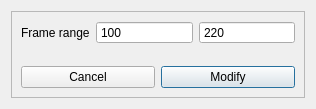
First picture: the form in App/ui_files/modify_range_dialog.ui, repository Wizard-collab/Wizard, before the edit.
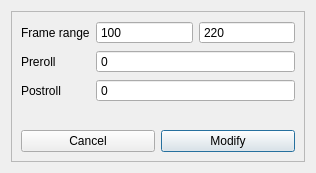
Second picture: the form after the edit.

Commit message: preroll - postroll added

Diff of the .ui file:
```diff
--- a/App/ui_files/modify_range_dialog.ui
+++ b/App/ui_files/modify_range_dialog.ui
@@ -7,7 +7,7 @@
     <x>0</x>
     <y>0</y>
     <width>316</width>
-    <height>109</height>
+    <height>173</height>
    </rect>
   </property>
   <property name="windowTitle">
@@ -68,6 +68,40 @@
           </item>
          </layout>
         </item>
+        <item row="1" column="0">
+         <widget class="QLabel" name="label">
+          <property name="text">
+           <string>Preroll</string>
+          </property>
+         </widget>
+        </item>
+        <item row="1" column="1">
+         <widget class="QSpinBox" name="preroll_spinBox">
+          <property name="buttonSymbols">
+           <enum>QAbstractSpinBox::NoButtons</enum>
+          </property>
+          <property name="maximum">
+           <number>1000</number>
+          </property>
+         </widget>
+        </item>
+        <item row="2" column="0">
+         <widget class="QLabel" name="label_3">
+          <property name="text">
+           <string>Postroll</string>
+          </property>
+         </widget>
+        </item>
+        <item row="2" column="1">
+         <widget class="QSpinBox" name="postroll_spinBox">
+          <property name="buttonSymbols">
+           <enum>QAbstractSpinBox::NoButtons</enum>
+          </property>
+          <property name="maximum">
+           <number>1000</number>
+          </property>
+         </widget>
+        </item>
        </layout>
       </item>
       <item>
```
The commit also changes 10 other files.
